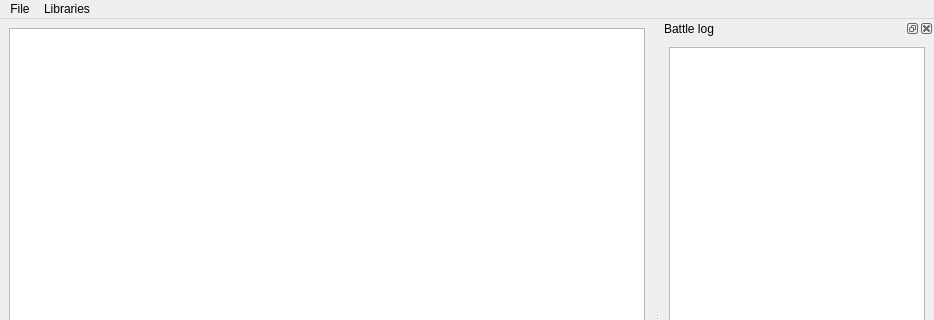
Old version of the form Qt/battleViewerDialog.ui in the repository mauriciodev/mywing; both pictures show x 0 to 934 and y 0 to 320 of the 934 by 640 pixel window.
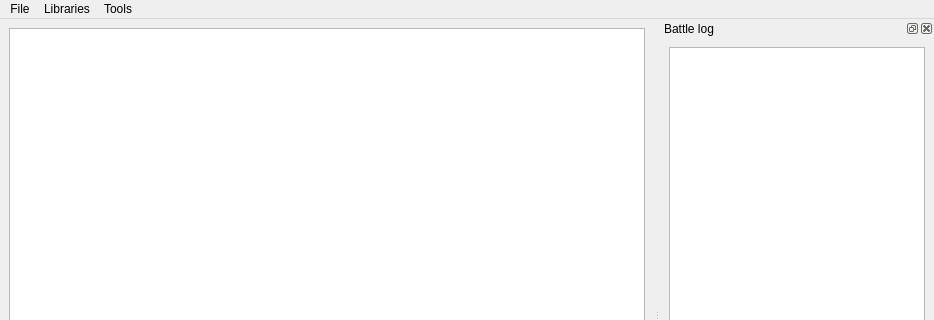
New version of the form.

Commit message: Miniatures now show their stats.

What changed in the file:
```diff
--- a/Qt/battleViewerDialog.ui
+++ b/Qt/battleViewerDialog.ui
@@ -36,7 +36,7 @@
      <x>0</x>
      <y>0</y>
      <width>934</width>
-     <height>21</height>
+     <height>25</height>
     </rect>
    </property>
    <widget class="QMenu" name="menuFile">
@@ -63,9 +63,18 @@
     <addaction name="actionPilots"/>
     <addaction name="actionShips"/>
     <addaction name="actionScenarios"/>
+    <addaction name="separator"/>
+    <addaction name="actionAdd_basic_set"/>
+   </widget>
+   <widget class="QMenu" name="menuShow_range">
+    <property name="title">
+     <string>Tools</string>
+    </property>
+    <addaction name="actionRange_ruler"/>
    </widget>
    <addaction name="menuFile"/>
    <addaction name="menuLibraries"/>
+   <addaction name="menuShow_range"/>
   </widget>
   <widget class="QStatusBar" name="statusbar"/>
   <widget class="QDockWidget" name="dockWidget_2">
```
Left out of the diff: 86 changed lines with no effect on the pictures. The commit also changes 8 other files.
